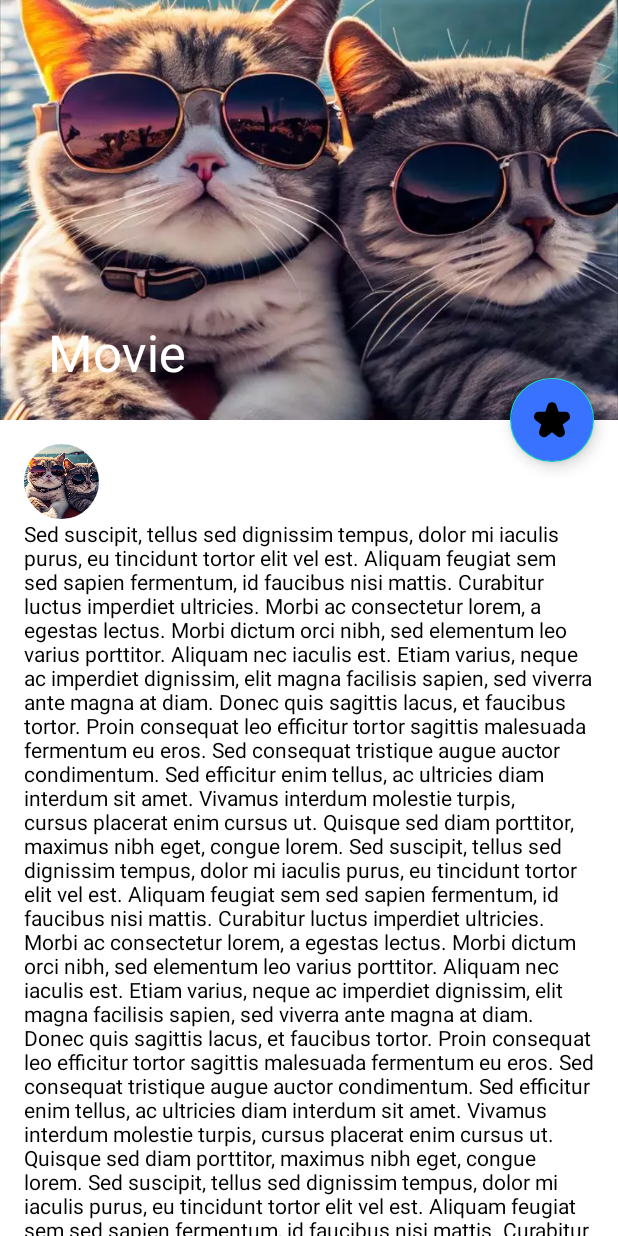
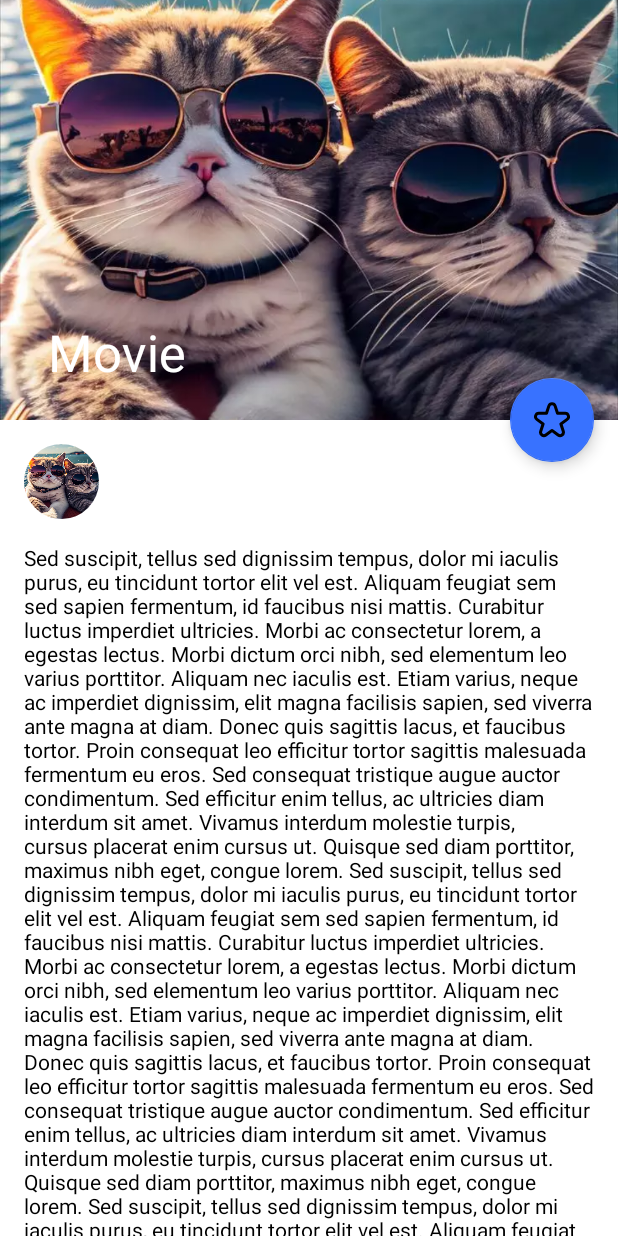
Before and after one commit to A-fauzi/ZiMovieApp, an Android app: the layout activity_detail_movie.xml on its own in the app's theme, with its tools: preview values and no code run, on a phone screen of 412 x 824 dp. Run offline under Robolectric (Android 15) with nearby library versions, the phone set to English and light mode, and no system bars.

Commit message:
secondary color theming

```diff
--- a/app/src/main/java/com/afauzi/zimovieapp/domain/modelentities/movie/Movie.kt
+++ b/app/src/main/java/com/afauzi/zimovieapp/domain/modelentities/movie/Movie.kt
@@ -9,7 +9,7 @@ import kotlinx.parcelize.Parcelize
 data class Movie(
 
 	@field:SerializedName("overview")
-	val overview: String? = null,
+    var overview: String? = null,
 
 	@field:SerializedName("original_language")
 	val originalLanguage: String? = null,
--- a/app/src/main/res/drawable/ic_star.xml
+++ b/app/src/main/res/drawable/ic_star.xml
@@ -1,4 +1,4 @@
-<vector android:height="16dp" android:viewportHeight="24"
-    android:viewportWidth="24" android:width="16dp" xmlns:android="http://schemas.android.com/apk/res/android">
-    <path android:fillColor="#FFFFFF" android:pathData="M1.327,12.4 L4.887,15 3.535,19.187A3.178,3.178 0,0 0,4.719 22.8a3.177,3.177 0,0 0,3.8 -0.019L12,20.219l3.482,2.559a3.227,3.227 0,0 0,4.983 -3.591L19.113,15l3.56,-2.6a3.227,3.227 0,0 0,-1.9 -5.832H16.4L15.073,2.432a3.227,3.227 0,0 0,-6.146 0L7.6,6.568H3.231a3.227,3.227 0,0 0,-1.9 5.832Z"/>
+<vector android:height="25dp" android:viewportHeight="24"
+    android:viewportWidth="24" android:width="25dp" xmlns:android="http://schemas.android.com/apk/res/android">
+    <path android:fillColor="@color/yellow" android:pathData="M1.327,12.4 L4.887,15 3.535,19.187A3.178,3.178 0,0 0,4.719 22.8a3.177,3.177 0,0 0,3.8 -0.019L12,20.219l3.482,2.559a3.227,3.227 0,0 0,4.983 -3.591L19.113,15l3.56,-2.6a3.227,3.227 0,0 0,-1.9 -5.832H16.4L15.073,2.432a3.227,3.227 0,0 0,-6.146 0L7.6,6.568H3.231a3.227,3.227 0,0 0,-1.9 5.832Z"/>
 </vector>
--- /dev/null
+++ b/app/src/main/res/drawable/ic_star_outline.xml
@@ -0,0 +1,4 @@
+<vector android:height="25dp" android:viewportHeight="24"
+    android:viewportWidth="24" android:width="25dp" xmlns:android="http://schemas.android.com/apk/res/android">
+    <path android:fillColor="@color/yellow" android:pathData="M23.836,8.794a3.179,3.179 0,0 0,-3.067 -2.226L16.4,6.568L15.073,2.432a3.227,3.227 0,0 0,-6.146 0L7.6,6.568L3.231,6.568a3.227,3.227 0,0 0,-1.9 5.832L4.887,15 3.535,19.187A3.178,3.178 0,0 0,4.719 22.8a3.177,3.177 0,0 0,3.8 -0.019L12,20.219l3.482,2.559a3.227,3.227 0,0 0,4.983 -3.591L19.113,15l3.56,-2.6A3.177,3.177 0,0 0,23.836 8.794ZM21.493,10.785 L17.349,13.814a1,1 0,0 0,-0.362 1.116L18.562,19.8a1.227,1.227 0,0 1,-1.895 1.365l-4.075,-3a1,1 0,0 0,-1.184 0l-4.075,3a1.227,1.227 0,0 1,-1.9 -1.365L7.013,14.93a1,1 0,0 0,-0.362 -1.116L2.507,10.785a1.227,1.227 0,0 1,0.724 -2.217h5.1a1,1 0,0 0,0.952 -0.694l1.55,-4.831a1.227,1.227 0,0 1,2.336 0l1.55,4.831a1,1 0,0 0,0.952 0.694h5.1a1.227,1.227 0,0 1,0.724 2.217Z"/>
+</vector>
--- a/app/src/main/res/layout/activity_detail_movie.xml
+++ b/app/src/main/res/layout/activity_detail_movie.xml
@@ -25,6 +25,7 @@
             android:id="@+id/collapsing_toolbar">
 
             <ImageView
+                android:id="@+id/iv_backdrop_collapse"
                 android:layout_width="match_parent"
                 android:layout_height="match_parent"
                 android:scaleType="centerCrop"
@@ -62,10 +63,12 @@
                 app:layout_constraintTop_toTopOf="parent"/>
 
             <TextView
+                android:id="@+id/tv_overView"
                 android:layout_width="match_parent"
                 android:layout_height="wrap_content"
                 android:text="@string/lorem100"
-                app:layout_constraintTop_toBottomOf="@id/image"/>
+                app:layout_constraintTop_toBottomOf="@id/image"
+                android:layout_marginTop="@dimen/margin"/>
         </androidx.constraintlayout.widget.ConstraintLayout>
     </androidx.core.widget.NestedScrollView>
 
@@ -74,12 +77,11 @@
         android:layout_height="wrap_content"
         android:baselineAlignBottom="false"
         android:clickable="true"
-        android:src="@drawable/ic_star"
         app:fabSize="normal"
+        app:srcCompat="@drawable/ic_star_outline"
         app:layout_anchor="@id/app_bar"
         app:layout_anchorGravity="end|bottom"
         android:layout_marginEnd="@dimen/margin"
-        android:backgroundTint="@color/blue_ocean"
-        android:tint="@color/white"/>
+        android:focusable="true" />
 
 </androidx.coordinatorlayout.widget.CoordinatorLayout>
--- a/app/src/main/res/layout/item_movies.xml
+++ b/app/src/main/res/layout/item_movies.xml
@@ -49,8 +49,8 @@
             android:layout_margin="8dp">
 
             <ImageView
-                android:layout_width="wrap_content"
-                android:layout_height="wrap_content"
+                android:layout_width="16dp"
+                android:layout_height="16dp"
                 android:src="@drawable/ic_star"
                 app:tint="@color/yellow" />
             <TextView
--- a/app/src/main/res/values-night/themes.xml
+++ b/app/src/main/res/values-night/themes.xml
@@ -4,6 +4,8 @@
         <!-- primary color -->
         <item name="colorPrimary">@color/dark</item>
         <item name="colorPrimaryDark">@color/dark</item>
+
+        <item name="colorSecondary">@color/dark</item>
 
         <!-- background color -->
         <item name="android:windowBackground">@color/dark</item>
--- a/app/src/main/res/values/themes.xml
+++ b/app/src/main/res/values/themes.xml
@@ -4,6 +4,8 @@
         <!-- primary color -->
         <item name="colorPrimary">@color/primaryColor</item>
         <item name="colorPrimaryDark">@color/primaryColor</item>
+
+        <item name="colorSecondary">@color/blue_ocean</item>
 
         <!-- background color -->
         <item name="android:windowBackground">@color/backgroundColor</item>
```
Also changed, not shown: app/src/main/java/com/afauzi/zimovieapp/presentation/view/main/DetailMovieActivity.kt (+20 -0 lines), app/src/main/java/com/afauzi/zimovieapp/presentation/view/main/MoviesByGenreActivity.kt (+9 -1 lines), app/src/main/java/com/afauzi/zimovieapp/presentation/view/main/fragment/HomeFragment.kt (+8 -1 lines).
